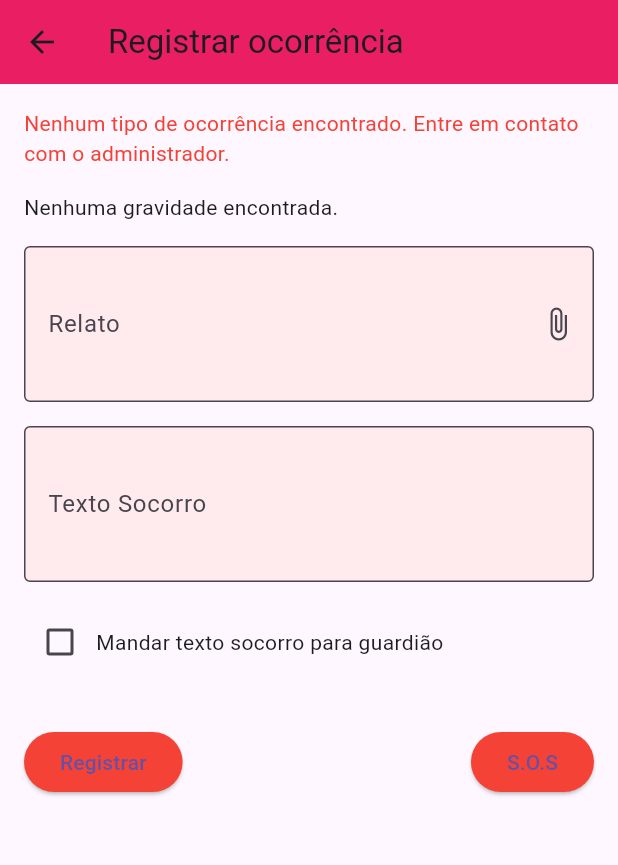
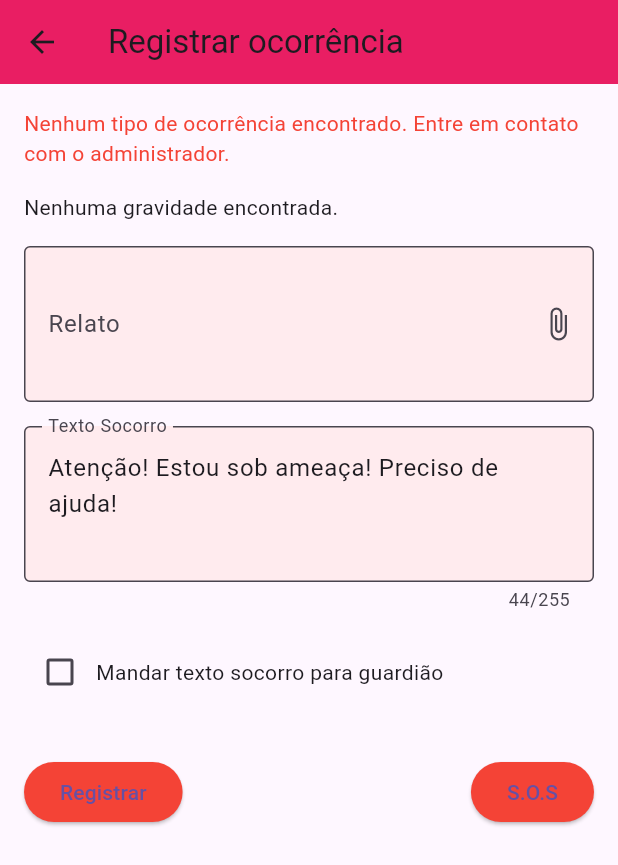
Before and after one commit to Dantas2707/TCC_, a Flutter app: the OcorrenciaPage screen opened directly, on a phone screen of 412 x 824 dp. Shown: the top 865 px of the screen. Run offline on Flutter 3.47's test engine with Material 3 defaults, Android fonts, the phone set to English and light mode, and no system bars; our stand-ins replace cloud_firestore, file_picker, firebase_auth, firebase_core, firebase_storage, permission_handler; missing offline and left inert: flutter_background_messenger; accounts and stored records are empty.

Commit message:
Agora o texto socorro tem uma mensagem padrao e fiz um tratamento de limite de caracter nessa mesma box

```diff
--- a/lib/Pages/tela_registrar_ocorrencia.dart
+++ b/lib/Pages/tela_registrar_ocorrencia.dart
@@ -1,4 +1,3 @@
-// arquivo: ocorrencia_page.dart
 import 'dart:io'; // Necessário para manipular arquivos locais
 import 'package:crud/services/firestore.dart';
 import 'package:cloud_firestore/cloud_firestore.dart';
@@ -32,6 +31,13 @@ class _OcorrenciaPageState extends State<OcorrenciaPage> {
 
   // UID do usuário logado (usando FirebaseAuth)
   final String _currentUserId = FirebaseAuth.instance.currentUser!.uid;
+
+  @override
+  void initState() {
+    super.initState();
+    // Define o texto padrão para o campo de "Texto Socorro"
+    _textoSocorroController.text = "Atenção! Estou sob ameaça! Preciso de ajuda!";
+  }
 
   // Função para selecionar arquivos (vídeo, foto e áudio)
   Future<void> _pickAnexos() async {
@@ -292,7 +298,7 @@ class _OcorrenciaPageState extends State<OcorrenciaPage> {
                 },
               ),
               SizedBox(height: 16),
-              // Campo de texto para o relato
+              // Campo de texto para o relato com botão de anexar mídia integrado (suffixIcon)
               TextFormField(
                 controller: _relatoController,
                 maxLines: 3,
@@ -313,6 +319,7 @@ class _OcorrenciaPageState extends State<OcorrenciaPage> {
               TextFormField(
                 controller: _textoSocorroController,
                 maxLines: 3,
+                maxLength: 255,
                 decoration: InputDecoration(
                   labelText: 'Texto Socorro',
                   hintText: 'Digite a mensagem de socorro aqui',
@@ -354,17 +361,16 @@ class _OcorrenciaPageState extends State<OcorrenciaPage> {
                   ElevatedButton(
                     onPressed: _registrarOcorrencia,
                     style: ButtonStyle(
-                      backgroundColor: MaterialStateProperty.all(Colors.red),
+                      backgroundColor: WidgetStateProperty.all(Colors.red),
                     ),
                     child: Text('Registrar'),
                   ),
                   ElevatedButton(
                     onPressed: () {
-                      // Ação para S.O.S (pode ser similar ao envio de SMS, se desejado)
                       print('S.O.S Enviado');
                     },
                     style: ButtonStyle(
-                      backgroundColor: MaterialStateProperty.all(Colors.red),
+                      backgroundColor: WidgetStateProperty.all(Colors.red),
                     ),
                     child: Text('S.O.S'),
                   ),
```
